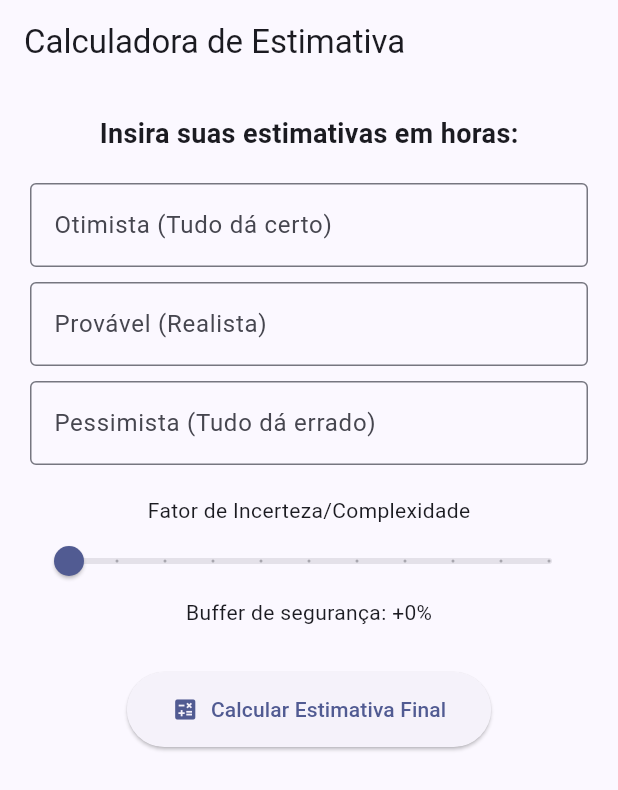
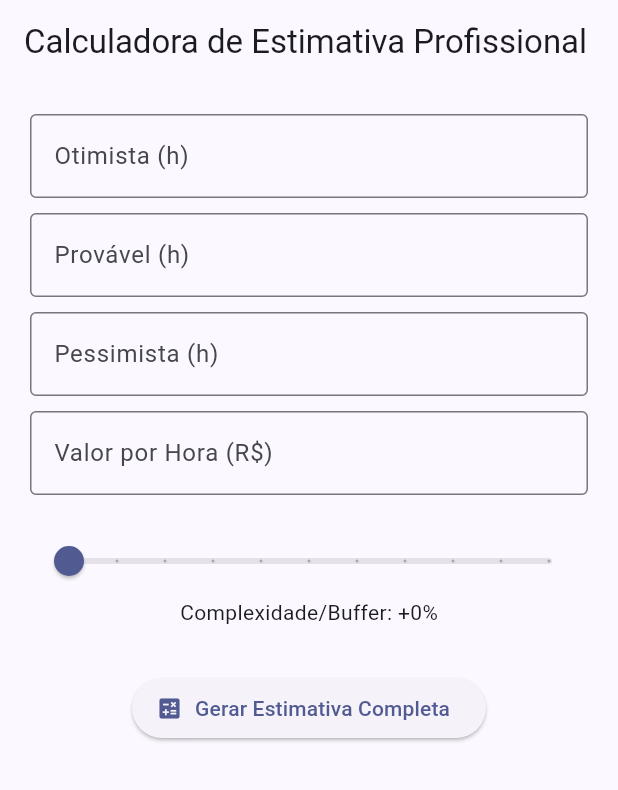
Before and after one commit to netorapg/task_estimator, a Flutter app: the screen it shows after launch, on a phone screen of 412 x 824 dp. Shown: the top 790 px of the screen. Run offline on Flutter 3.47's test engine with Material 3 defaults, Android fonts, the phone set to English and light mode, and no system bars; our stand-ins replace flutter_bloc.

Commit message:
Novo campo de Rate e novas informações baeadas no cálculo

```diff
--- a/lib/main.dart
+++ b/lib/main.dart
@@ -9,12 +9,14 @@ class CalculateEstimation extends EstimatorEvent {
   final String nominal;
   final String pessimistic;
   final double complexity;
+  final String hourlyRate;
 
   CalculateEstimation({
     required this.optimistic,
     required this.nominal,
     required this.pessimistic,
     required this.complexity,
+    required this.hourlyRate,
   });
 }
 
@@ -24,8 +26,19 @@ abstract class EstimatorState {}
 class EstimatorInitial extends EstimatorState {}
 
 class EstimatorSuccess extends EstimatorState {
-  final String result;
-  EstimatorSuccess(this.result);
+  final double totalHours;
+  final double totalCost;
+  final double days;
+  final double weeks;
+  final double months;
+
+  EstimatorSuccess({
+    required this.totalHours,
+    required this.totalCost,
+    required this.days,
+    required this.weeks,
+    required this.months,
+  });
 }
 
 class EstimatorError extends EstimatorState {
@@ -40,14 +53,26 @@ class EstimatorBloc extends Bloc<EstimatorEvent, EstimatorState> {
       final double? opt = double.tryParse(event.optimistic);
       final double? nom = double.tryParse(event.nominal);
       final double? pes = double.tryParse(event.pessimistic);
+      final double? rate = double.tryParse(event.hourlyRate) ?? 0.0;
 
       if (opt != null && nom != null && pes != null) {
         double pert = (opt + (4 * nom) + pes) / 6;
-        double finalEstimate = pert * event.complexity;
+        double finalHours = pert * event.complexity;
 
-        emit(EstimatorSuccess("${finalEstimate.toStringAsFixed(1)} horas"));
+        double days = finalHours / 8;
+        double weeks = days / 5;
+        double months = days / 22;
+        double totalCost = finalHours * rate!;
+
+        emit(EstimatorSuccess(
+          totalHours: finalHours,
+          totalCost: totalCost,
+          days: days,
+          weeks: weeks,
+          months: months,
+        ));
       } else {
-        emit(EstimatorError("Preencha todos os campos!"));
+        emit(EstimatorError("Preencha todos os campos obrigatórios!"));
       }
     });
   }
@@ -83,17 +108,17 @@ class EstimatorPage extends StatefulWidget {
   @override
   State<EstimatorPage> createState() => _EstimatorPageState();
 }
-
 class _EstimatorPageState extends State<EstimatorPage> {
   final _optimisticController = TextEditingController();
   final _nominalController = TextEditingController();
   final _pessimisticController = TextEditingController();
+  final _rateController = TextEditingController(); // Novo Controller
   double _complexityFactor = 1.0;
 
   @override
   Widget build(BuildContext context) {
     return Scaffold(
-      appBar: AppBar(title: const Text("Calculadora de Estimativa")),
+      appBar: AppBar(title: const Text("Calculadora de Estimativa Profissional")),
       body: BlocBuilder<EstimatorBloc, EstimatorState>(
         builder: (context, state) {
           return SingleChildScrollView(
@@ -102,29 +127,22 @@ class _EstimatorPageState extends State<EstimatorPage> {
               child: ConstrainedBox(
                 constraints: const BoxConstraints(maxWidth: 600),
                 child: Column(
-                  mainAxisAlignment: MainAxisAlignment.center,
                   children: [
-                    const Text("Insira suas estimativas em horas:",
-                        style: TextStyle(fontSize: 18, fontWeight: FontWeight.bold)),
-                    const SizedBox(height: 20),
-
-                    _buildInput(_optimisticController, "Otimista (Tudo dá certo)"),
+                    _buildInput(_optimisticController, "Otimista (h)"),
                     const SizedBox(height: 10),
-                    _buildInput(_nominalController, "Provável (Realista)"),
+                    _buildInput(_nominalController, "Provável (h)"),
                     const SizedBox(height: 10),
-                    _buildInput(_pessimisticController, "Pessimista (Tudo dá errado)"),
+                    _buildInput(_pessimisticController, "Pessimista (h)"),
+                    const SizedBox(height: 10),
+                    _buildInput(_rateController, "Valor por Hora (R\$)", isMoney: true),
 
                     const SizedBox(height: 20),
-                    const Text("Fator de Incerteza/Complexidade"),
                     Slider(
                       value: _complexityFactor,
-                      min: 1.0,
-                      max: 2.0,
-                      divisions: 10,
-                      label: "+${((_complexityFactor - 1) * 100).round()}%",
+                      min: 1.0, max: 2.0, divisions: 10,
                       onChanged: (value) => setState(() => _complexityFactor = value),
                     ),
-                    Text("Buffer de segurança: +${((_complexityFactor - 1) * 100).round()}%"),
+                    Text("Complexidade/Buffer: +${((_complexityFactor - 1) * 100).round()}%"),
 
                     const SizedBox(height: 30),
                     ElevatedButton.icon(
@@ -134,21 +152,16 @@ class _EstimatorPageState extends State<EstimatorPage> {
                           nominal: _nominalController.text,
                           pessimistic: _pessimisticController.text,
                           complexity: _complexityFactor,
+                          hourlyRate: _rateController.text,
                         ));
                       },
                       icon: const Icon(Icons.calculate),
-                      label: const Text("Calcular Estimativa Final"),
-                      style: ElevatedButton.styleFrom(
-                        padding: const EdgeInsets.symmetric(horizontal: 30, vertical: 15),
-                      ),
+                      label: const Text("Gerar Estimativa Completa"),
                     ),
 
                     const SizedBox(height: 30),
-
-                    if (state is EstimatorSuccess)
-                      _buildResultCard(state.result)
-                    else if (state is EstimatorError)
-                      Text(state.message, style: const TextStyle(color: Colors.red, fontWeight: FontWeight.bold)),
+                    if (state is EstimatorSuccess) _buildDetailedResult(state),
+                    if (state is EstimatorError) Text(state.message, style: const TextStyle(color: Colors.red)),
                   ],
                 ),
               ),
@@ -159,29 +172,48 @@ class _EstimatorPageState extends State<EstimatorPage> {
     );
   }
 
-  Widget _buildResultCard(String result) {
+  Widget _buildDetailedResult(EstimatorSuccess state) {
     return Card(
+      elevation: 4,
       color: Colors.indigo.shade50,
       child: Padding(
         padding: const EdgeInsets.all(20.0),
         child: Column(
           children: [
-            const Text("Você deve estimar:", style: TextStyle(fontSize: 16)),
-            Text(result, style: const TextStyle(fontSize: 32, fontWeight: FontWeight.bold, color: Colors.indigo)),
+            const Text("Resumo da Estimativa", style: TextStyle(fontWeight: FontWeight.bold, fontSize: 18)),
+            const Divider(),
+            _resultRow("Total de Horas", "${state.totalHours.toStringAsFixed(1)} h"),
+            _resultRow("Dias Úteis (8h/dia)", "${state.days.toStringAsFixed(1)} d"),
+            _resultRow("Semanas", "${state.weeks.toStringAsFixed(1)} sem"),
+            _resultRow("Meses", "${state.months.toStringAsFixed(1)} mes"),
+            const Divider(),
+            Text("Valor Total Sugerido:", style: TextStyle(fontSize: 16)),
+            Text("R\$ ${state.totalCost.toStringAsFixed(2)}",
+              style: const TextStyle(fontSize: 28, fontWeight: FontWeight.bold, color: Colors.green)),
           ],
         ),
       ),
     );
   }
 
-  Widget _buildInput(TextEditingController controller, String label) {
+  Widget _resultRow(String label, String value) {
+    return Padding(
+      padding: const EdgeInsets.symmetric(vertical: 4.0),
+      child: Row(
+        mainAxisAlignment: MainAxisAlignment.spaceBetween,
+        children: [Text(label), Text(value, style: const TextStyle(fontWeight: FontWeight.bold))],
+      ),
+    );
+  }
+
+  Widget _buildInput(TextEditingController controller, String label, {bool isMoney = false}) {
     return TextField(
       controller: controller,
       keyboardType: const TextInputType.numberWithOptions(decimal: true),
       decoration: InputDecoration(
         labelText: label,
         border: const OutlineInputBorder(),
-        suffixText: 'h',
+        prefixText: isMoney ? 'R\$ ' : null,
       ),
     );
   }
```
Also changed, not shown: pubspec.lock.
